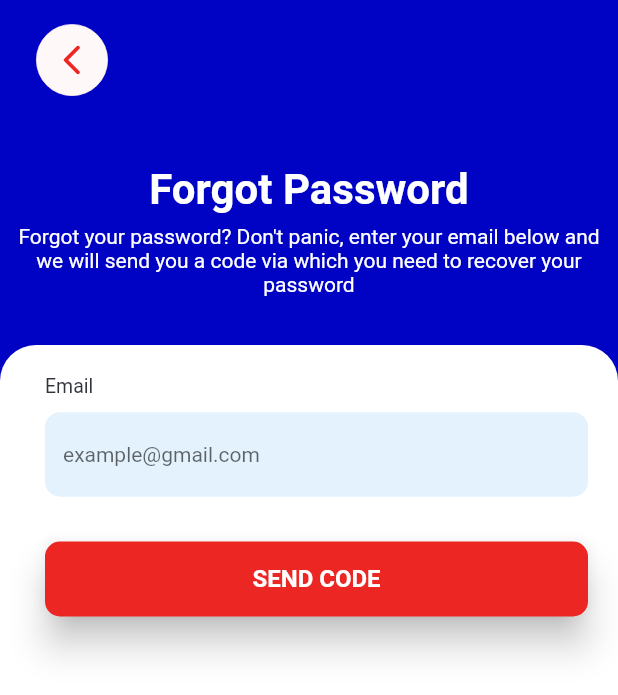
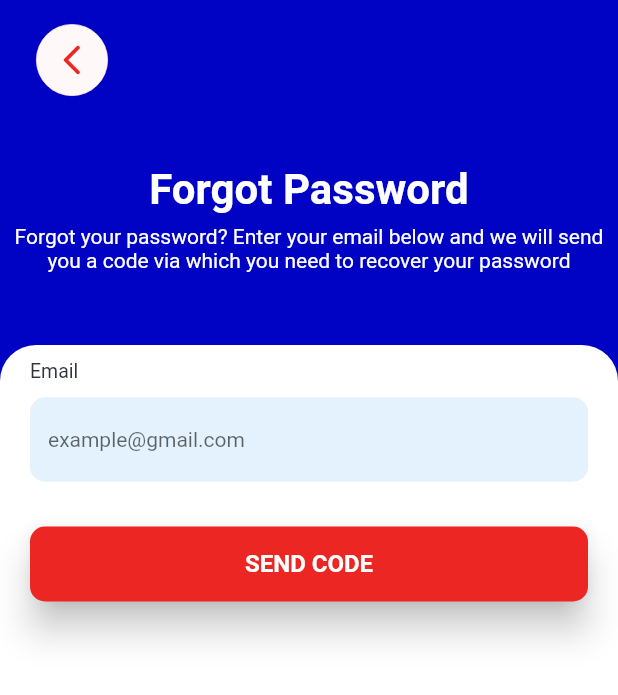
Before and after one commit to bomach-group-company/benji_user, a Flutter app: the screen it shows after launch, after a tap on "Next", after a tap on "Skip", after a tap on "Forgot Password", on a phone screen of 412 x 824 dp. Shown: the top 695 px of the screen. Run offline on Flutter 3.47's test engine with Material 2 defaults, Android fonts, the phone set to English and light mode, and no system bars; our stand-ins replace csc_picker, flutter_pw_validator, flutter_spinkit, google_fonts, google_maps_flutter, hexcolor; Roboto replaces fonts that are missing (Sen); project files that could hold a hidden picture were left out.

Commit message:
refactored code

```diff
--- a/lib/screens/forgot password.dart
+++ b/lib/screens/forgot password.dart
@@ -84,7 +84,7 @@ class _ForgotPasswordState extends State<ForgotPassword> {
               const ReusableAuthenticationFirstHalf(
                 title: "Forgot Password",
                 subtitle:
-                    "Forgot your password? Don't panic, enter your email below and we will send you a code via which you need to recover your password",
+                    "Forgot your password? Enter your email below and we will send you a code via which you need to recover your password",
                 decoration: BoxDecoration(),
                 imageContainerHeight: 0,
               ),
@@ -92,6 +92,11 @@ class _ForgotPasswordState extends State<ForgotPassword> {
               Expanded(
                 child: Container(
                   width: media.size.width,
+                  padding: const EdgeInsets.only(
+                    top: kDefaultPadding / 2,
+                    left: kDefaultPadding,
+                    right: kDefaultPadding,
+                  ),
                   decoration: const BoxDecoration(
                     color: Colors.white,
                     borderRadius: BorderRadius.only(
@@ -99,22 +104,11 @@ class _ForgotPasswordState extends State<ForgotPassword> {
                       topRight: Radius.circular(24),
                     ),
                   ),
-                  child: Padding(
-                    padding: const EdgeInsets.only(
-                      left: kDefaultPadding / 2,
-                      top: kDefaultPadding,
-                      right: kDefaultPadding,
-                    ),
                   child: ListView(
                     scrollDirection: Axis.vertical,
                     physics: const BouncingScrollPhysics(),
-                      // crossAxisAlignment: CrossAxisAlignment.start,
                     children: [
-                        Padding(
-                          padding: const EdgeInsets.only(
-                            left: kDefaultPadding,
-                          ),
-                          child: Form(
+                      Form(
                         key: _formKey,
                         child: Column(
                           crossAxisAlignment: CrossAxisAlignment.start,
@@ -165,8 +159,7 @@ class _ForgotPasswordState extends State<ForgotPassword> {
                                   )
                                 : ElevatedButton(
                                     onPressed: (() async {
-                                          if (_formKey.currentState!
-                                              .validate()) {
+                                      if (_formKey.currentState!.validate()) {
                                         loadData();
                                       }
                                     }),
@@ -191,9 +184,7 @@ class _ForgotPasswordState extends State<ForgotPassword> {
                           ],
                         ),
                       ),
-                        ),
                     ],
-                    ),
                   ),
                 ),
               ),
--- a/lib/screens/login.dart
+++ b/lib/screens/login.dart
@@ -115,6 +115,11 @@ class _LoginState extends State<Login> {
               Expanded(
                 child: Container(
                   width: MediaQuery.of(context).size.width,
+                  padding: const EdgeInsets.only(
+                    top: kDefaultPadding / 2,
+                    left: kDefaultPadding,
+                    right: kDefaultPadding,
+                  ),
                   decoration: BoxDecoration(
                     borderRadius: const BorderRadius.only(
                       topLeft: Radius.circular(24),
@@ -122,21 +127,11 @@ class _LoginState extends State<Login> {
                     ),
                     color: kPrimaryColor,
                   ),
-                  child: Padding(
-                    padding: const EdgeInsets.only(
-                      left: kDefaultPadding / 2,
-                      top: kDefaultPadding,
-                      right: kDefaultPadding,
-                    ),
                   child: ListView(
                     physics: const BouncingScrollPhysics(),
                     scrollDirection: Axis.vertical,
                     children: [
-                        Padding(
-                          padding: const EdgeInsets.only(
-                            left: kDefaultPadding,
-                          ),
-                          child: Form(
+                      Form(
                         key: _formKey,
                         child: Column(
                           crossAxisAlignment: CrossAxisAlignment.start,
@@ -202,8 +197,7 @@ class _LoginState extends State<Login> {
                                 if (value == null || value!.isEmpty) {
                                   passwordFocusNode.requestFocus();
                                   return "Enter your password";
-                                    } else if (!passwordPattern
-                                        .hasMatch(value)) {
+                                } else if (!passwordPattern.hasMatch(value)) {
                                   return "Password must be at least 8 characters";
                                 }
                                 return null;
@@ -227,14 +221,15 @@ class _LoginState extends State<Login> {
                                       ),
                               ),
                             ),
+                          ],
+                        ),
+                      ),
                       kHalfSizedBox,
                       Row(
-                                  mainAxisAlignment:
-                                      MainAxisAlignment.spaceBetween,
+                        mainAxisAlignment: MainAxisAlignment.spaceBetween,
                         children: <Widget>[
                           Row(
-                                      mainAxisAlignment:
-                                          MainAxisAlignment.start,
+                            mainAxisAlignment: MainAxisAlignment.start,
                             children: [
                               Checkbox(
                                 value: isChecked,
@@ -264,8 +259,7 @@ class _LoginState extends State<Login> {
                             onPressed: () {
                               Navigator.of(context).push(
                                 MaterialPageRoute(
-                                            builder: (context) =>
-                                                const ForgotPassword(),
+                                  builder: (context) => const ForgotPassword(),
                                 ),
                               );
                             },
@@ -286,8 +280,7 @@ class _LoginState extends State<Login> {
                             )
                           : ElevatedButton(
                               onPressed: (() async {
-                                          if (_formKey.currentState!
-                                              .validate()) {
+                                if (_formKey.currentState!.validate()) {
                                   loadData();
                                 }
                               }),
@@ -335,8 +328,7 @@ class _LoginState extends State<Login> {
                             onPressed: () {
                               Navigator.of(context).push(
                                 MaterialPageRoute(
-                                            builder: (context) =>
-                                                const SignUp(),
+                                  builder: (context) => const SignUp(),
                                 ),
                               );
                             },
@@ -365,10 +357,7 @@ class _LoginState extends State<Login> {
                               borderRadius: BorderRadius.circular(10),
                               onTap: () {},
                               child: Container(
-                                          width: MediaQuery.of(context)
-                                                  .size
-                                                  .width /
-                                              2,
+                                width: MediaQuery.of(context).size.width / 2,
                                 height: 60,
                                 decoration: BoxDecoration(
                                   borderRadius: BorderRadius.circular(
@@ -379,8 +368,7 @@ class _LoginState extends State<Login> {
                                   ),
                                 ),
                                 child: Row(
-                                            mainAxisAlignment:
-                                                MainAxisAlignment.center,
+                                  mainAxisAlignment: MainAxisAlignment.center,
                                   children: [
                                     Container(
                                       height: 50,
@@ -416,11 +404,6 @@ class _LoginState extends State<Login> {
           ),
         ),
       ),
-              ),
-            ],
-          ),
-        ),
-      ),
     );
   }
 }
```
Also changed, not shown: lib/screens/otp.dart (+29 -15 lines). Lines whose indentation alone changed are shown as unchanged.
